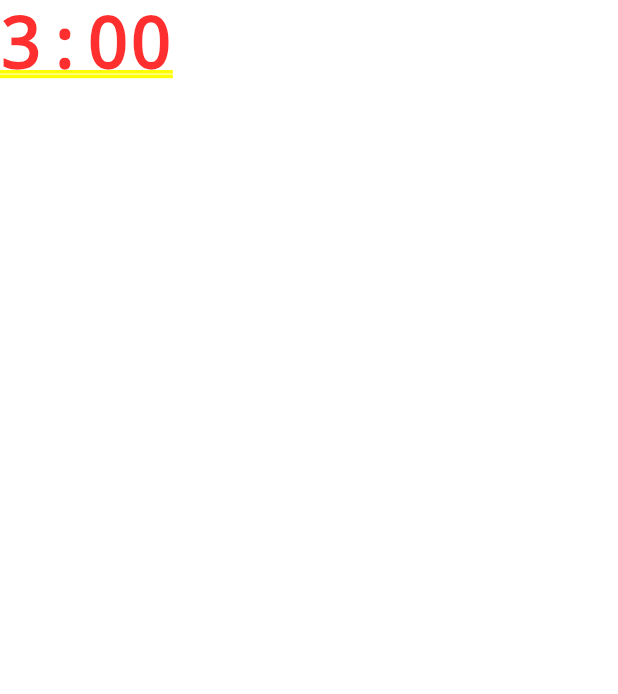
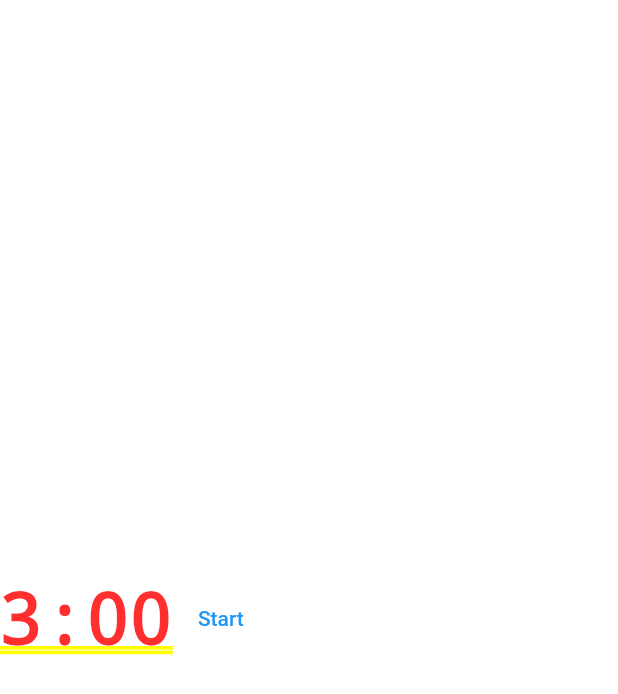
Before and after one commit to doctor-g/PTTimer, a Flutter app: the first screen one second after launch, on a phone screen of 412 x 824 dp. Shown: the top 694 px of the screen. Run offline on Flutter 3.47's test engine with Material 2 defaults, Android fonts, the light colour scheme and no system bars.

Commit message:
Add a button to start the timer

```diff
--- a/lib/main.dart
+++ b/lib/main.dart
@@ -22,7 +22,6 @@
   }
 }
 
-
 class MainPage extends StatelessWidget {
   const MainPage({Key? key}) : super(key: key);
 
@@ -33,47 +32,56 @@
 }
 
 class TimerWidget extends StatefulWidget {
-  const TimerWidget({Key? key}) : super(key:key);
+  const TimerWidget({Key? key}) : super(key: key);
 
   @override
   State<StatefulWidget> createState() {
     return _TimerWidgetState();
   }
-
 }
 
 class _TimerWidgetState extends State<TimerWidget> {
-
-  int _secondsRemaining = 60*3;
+  bool _isRunning = false;
+  int _secondsRemaining = 60 * 3;
 
   @override
   void initState() {
-    Timer.periodic(const Duration(seconds:1), (timer) {
-      setState(() {
-        _secondsRemaining = max(0, _secondsRemaining-1);
-      });
-    });
     super.initState();
   }
 
-
   @override
   Widget build(BuildContext context) {
-    return TimeRemaining(_secondsRemaining);
+    return Row(
+      children: [
+        TimeRemaining(_secondsRemaining),
+        TextButton(
+            child: const Text('Start'),
+            onPressed: _isRunning ? null : () => _startTimer()),
+      ],
+    );
   }
 
+  void _startTimer() {
+    setState(() {
+      _isRunning = true;
+    });
+    Timer.periodic(const Duration(seconds: 1), (timer) {
+      setState(() {
+        _secondsRemaining = max(0, _secondsRemaining - 1);
+      });
+    });
+  }
 }
 
 class TimeRemaining extends StatelessWidget {
-
   final int seconds;
 
   const TimeRemaining(this.seconds, {Key? key}) : super(key: key);
 
   @override
   Widget build(BuildContext context) {
-    String text = '${seconds~/60}:${(seconds%60).toString().padLeft(2, '0')}';
+    String text =
+        '${seconds ~/ 60}:${(seconds % 60).toString().padLeft(2, '0')}';
     return Text(text);
   }
-
 }
```
